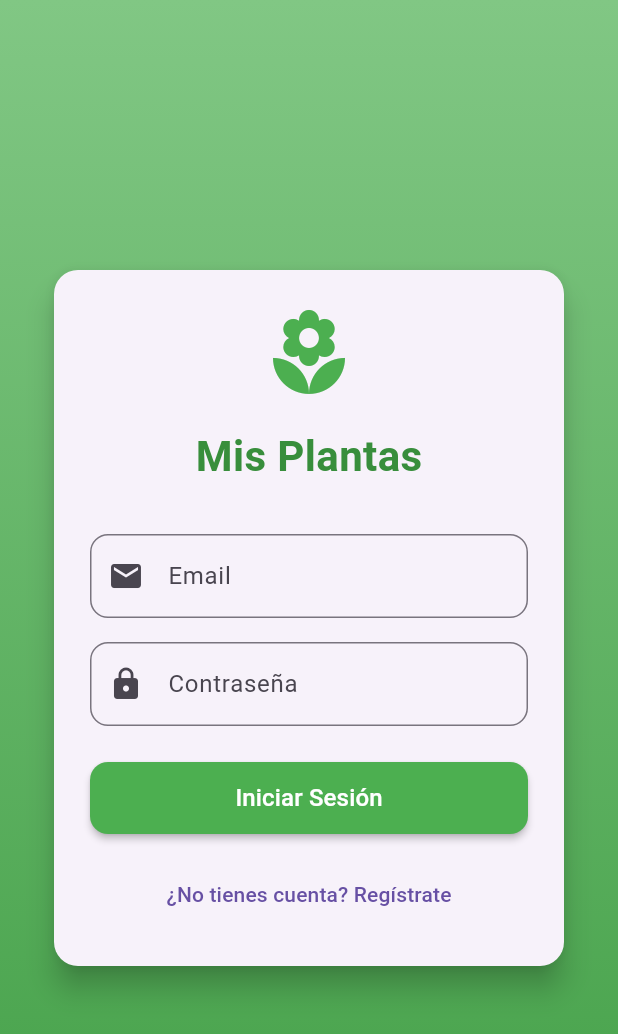
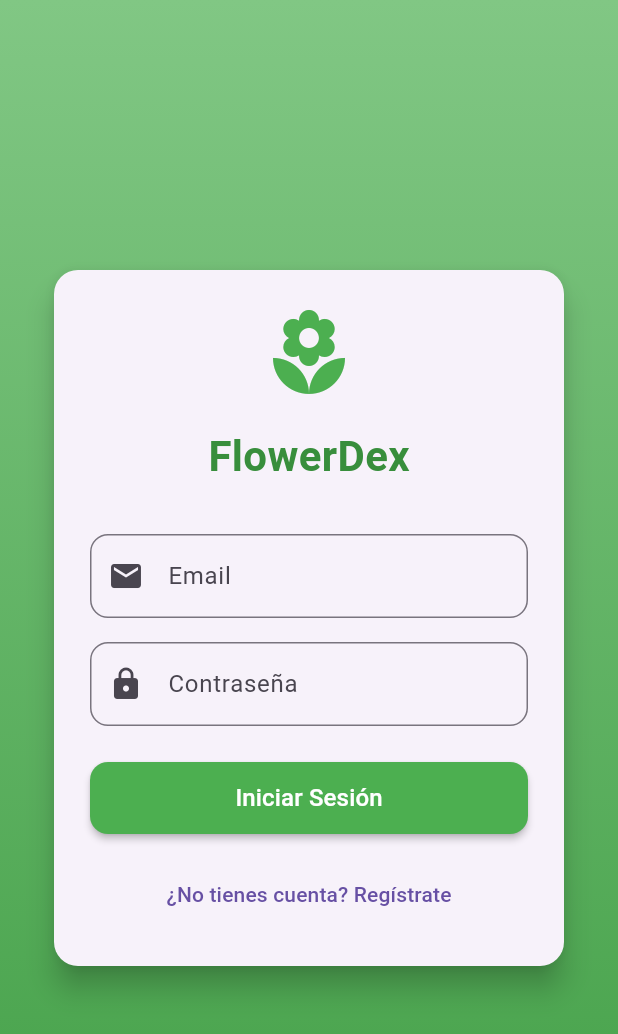
Before and after one commit to leonardouwz/Parmenia_FloweDex, a Flutter app: the screen it shows after launch, on a phone screen of 412 x 824 dp. Shown: the top 1034 px of the screen. Run offline on Flutter 3.47's test engine with Material 3 defaults, Android fonts, the light colour scheme and no system bars; our stand-ins replace cloud_firestore, firebase_auth, firebase_core; accounts and stored records are empty.

Commit message:
Actualizando dependencias y titulo de la App

```diff
--- a/app_flowerdex/lib/screens/home_screen.dart
+++ b/app_flowerdex/lib/screens/home_screen.dart
@@ -14,7 +14,7 @@ class HomeScreen extends StatelessWidget {
 
     return Scaffold(
       appBar: AppBar(
-        title: Text('Mis Plantas'),
+        title: Text('FlowerDex'),
         backgroundColor: Colors.green,
         foregroundColor: Colors.white,
         actions: [
--- a/app_flowerdex/lib/screens/login_screen.dart
+++ b/app_flowerdex/lib/screens/login_screen.dart
@@ -112,7 +112,7 @@ class _LoginScreenState extends State<LoginScreen> {
                           ),
                           SizedBox(height: 16),
                           Text(
-                            'Mis Plantas',
+                            'FlowerDex',
                             style: TextStyle(
                               fontSize: isDesktop ? 32 : 28,
                               fontWeight: FontWeight.bold,
```
Also changed, not shown: 1 other file.
